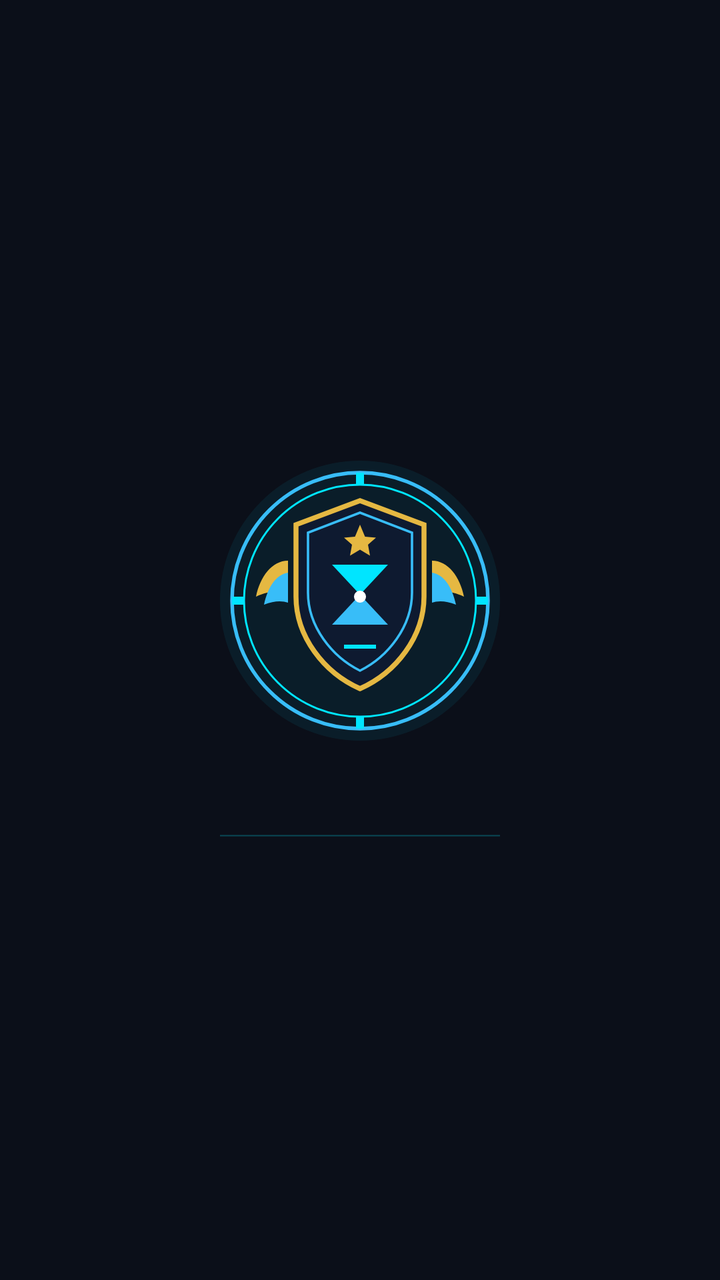
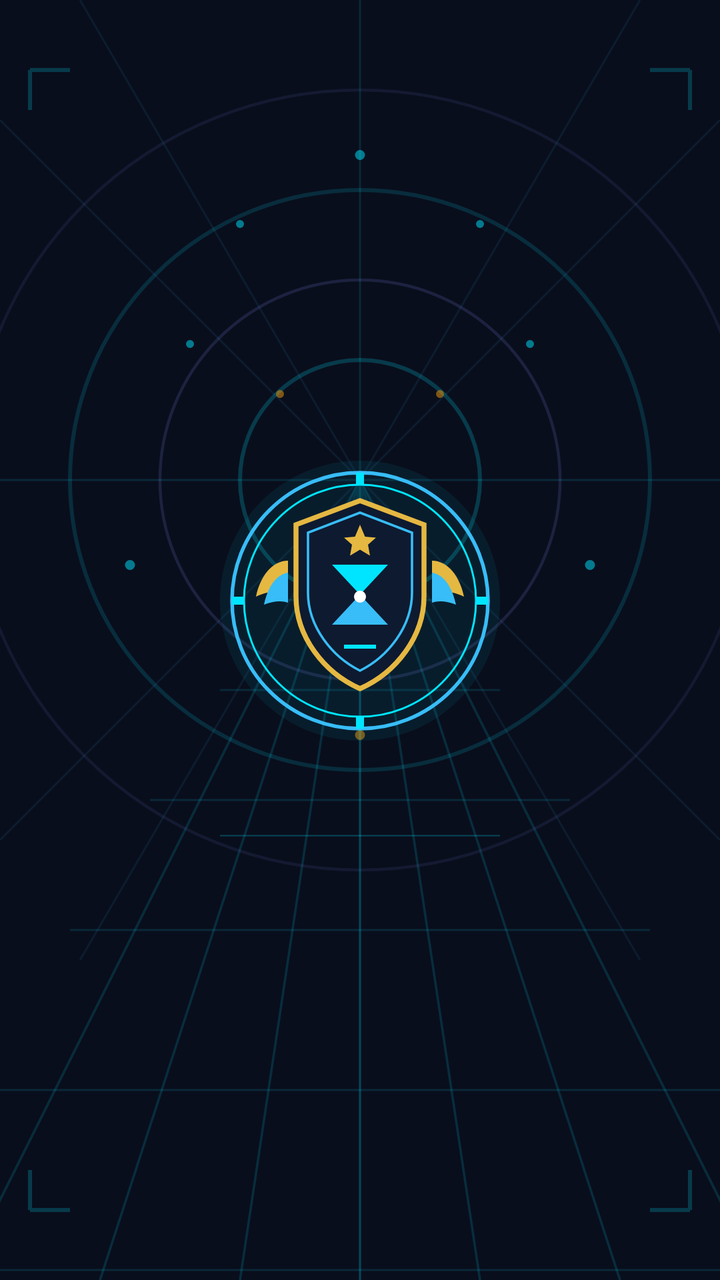

An Android layout rendered at two revisions. The XML below is the earlier revision; the diff shows what the commit changed to produce the second picture.
<!-- AndroidManifest.xml: application theme Theme.DouaneTemporelle -->
<!-- res/layout/activity_intro.xml -->
<?xml version="1.0" encoding="utf-8"?>
<RelativeLayout xmlns:android="http://schemas.android.com/apk/res/android"
    xmlns:tools="http://schemas.android.com/tools"
    android:id="@+id/rl_racine_intro_yf"
    android:layout_width="match_parent"
    android:layout_height="match_parent"
    android:background="@color/time_space_dark"
    tools:context=".IntroActivity">

    
    <LinearLayout
        android:id="@+id/ll_centre_splash_yf"
        android:layout_width="wrap_content"
        android:layout_height="wrap_content"
        android:layout_centerInParent="true"
        android:gravity="center_horizontal"
        android:orientation="vertical">

        
        <ImageView
            android:id="@+id/iv_logo_intro_yf"
            android:layout_width="160dp"
            android:layout_height="160dp"
            android:contentDescription="Logo Officiel Douane"
            android:src="@drawable/ic_app_logo" />

        
        <ProgressBar
            android:id="@+id/pb_ligne_chargement_yf"
            style="?android:attr/progressBarStyleHorizontal"
            android:layout_width="140dp"
            android:layout_height="3dp"
            android:layout_marginTop="36dp"
            android:indeterminate="true"
            android:indeterminateTint="@color/time_cyan" />

    </LinearLayout>

</RelativeLayout>
<!-- resources referenced by this layout -->
<resources>
  <color name="time_cyan">#00E5FF</color>
  <color name="time_space_dark">#0B0F19</color>
  <!-- drawable ic_app_logo: vector/xml drawable (drawable, 2361 chars, omitted) -->
  <style name="Theme.DouaneTemporelle" parent="Base.Theme.DouaneTemporelle" />
  <style name="Base.Theme.DouaneTemporelle" parent="Theme.Material3.DayNight.NoActionBar">
          <item name="colorPrimary">@color/time_cyan</item>
          <item name="colorOnPrimary">@color/time_space_dark</item>
          <item name="colorSecondary">@color/time_purple</item>
          <item name="colorOnSecondary">@color/white</item>
          <item name="android:windowBackground">@color/time_space_dark</item>
          <item name="colorSurface">@color/time_card_bg</item>
          <item name="colorOnSurface">@color/time_text_primary</item>
          <item name="android:statusBarColor">@color/time_space_dark</item>
          <item name="android:navigationBarColor">@color/time_space_dark</item>
      </style>
  <color name="time_purple">#818CF8</color>
  <color name="white">#FFFFFFFF</color>
  <color name="time_card_bg">#131D2E</color>
  <color name="time_text_primary">#F8FAFC</color>
</resources>

<!-- the commit's change to res/layout/activity_intro.xml (unified diff, before → after) -->
@@ -4,7 +4,7 @@
     android:id="@+id/rl_racine_intro_yf"
     android:layout_width="match_parent"
     android:layout_height="match_parent"
-    android:background="@color/time_space_dark"
+    android:background="@drawable/bg_intro_portal"
     tools:context=".IntroActivity">
 
     
<!-- resource entries referenced after the edit -->
@@ -1,6 +1,7 @@
 <!-- resources referenced by this layout -->
 <resources>
   <color name="time_cyan">#00E5FF</color>
+  <!-- drawable bg_intro_portal: vector/xml drawable (drawable, 2654 chars, omitted) -->
   <color name="time_space_dark">#0B0F19</color>
   <!-- drawable ic_app_logo: vector/xml drawable (drawable, 2361 chars, omitted) -->
   <style name="Theme.DouaneTemporelle" parent="Base.Theme.DouaneTemporelle" />
